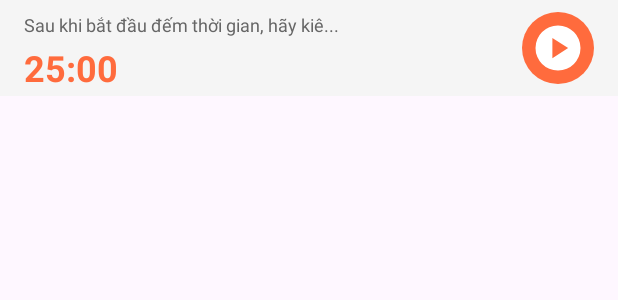
After one commit to HuyHN01/FocusPomodoroApp, an Android app: the layout notification_pomodoro_idle.xml on its own in the app's theme, with its tools: preview values and no code run, on a phone screen of 412 x 824 dp. The commit adds this screen. Shown: the top 300 px of the screen. Run offline under Robolectric (Android 15) with nearby library versions, the phone set to English and light mode, and no system bars.

Commit message:
Custome lại notification và thông báo đẩy

```diff
--- a/app/src/main/java/com/example/focusmate/data/repository/PomodoroRepository.kt
+++ b/app/src/main/java/com/example/focusmate/data/repository/PomodoroRepository.kt
@@ -90,7 +90,7 @@ object PomodoroRepository {
         _sessionTotal.postValue(sessionTotalTime)
         _timeLeft.postValue(currentTime)
         _state.postValue(TimerState.BREAK_READY)
-        // do NOT auto-start break — wait for user to press "Bắt đầu giải lao" (per requirement)
+        // do NOT auto-start break – wait for user to press "Bắt đầu giải lao" (per requirement)
 
         _soundEvent.value = SoundEvent.END_FOCUS
     }
--- /dev/null
+++ b/app/src/main/res/drawable/notification_button_circle_orange.xml
@@ -0,0 +1,8 @@
+<?xml version="1.0" encoding="utf-8"?>
+<shape xmlns:android="http://schemas.android.com/apk/res/android"
+    android:shape="oval">
+    <solid android:color="#FF6B3D" />
+    <size
+        android:width="48dp"
+        android:height="48dp" />
+</shape>
--- /dev/null
+++ b/app/src/main/res/layout/notification_pomodoro_idle.xml
@@ -0,0 +1,51 @@
+<?xml version="1.0" encoding="utf-8"?>
+<RelativeLayout xmlns:android="http://schemas.android.com/apk/res/android"
+    xmlns:app="http://schemas.android.com/apk/res-auto"
+    android:layout_width="match_parent"
+    android:layout_height="64dp"
+    android:background="#F5F5F5"
+    android:padding="8dp">
+
+    <TextView
+        android:id="@+id/tvNotificationTitle"
+        android:layout_width="wrap_content"
+        android:layout_height="wrap_content"
+        android:layout_alignParentStart="true"
+        android:layout_alignParentTop="true"
+        android:layout_marginStart="8dp"
+        android:layout_marginEnd="80dp"
+        android:layout_toStartOf="@+id/btnNotificationStart"
+        android:ellipsize="end"
+        android:maxLines="1"
+        android:text="Sau khi bắt đầu đếm thời gian, hãy kiê..."
+        android:textColor="#666666"
+        android:textSize="12sp" />
+
+    <TextView
+        android:id="@+id/tvNotificationTime"
+        android:layout_width="wrap_content"
+        android:layout_height="wrap_content"
+        android:layout_below="@id/tvNotificationTitle"
+        android:layout_alignParentStart="true"
+        android:layout_marginStart="8dp"
+        android:layout_marginTop="4dp"
+        android:text="25:00"
+        android:textColor="#FF6B3D"
+        android:textSize="24sp"
+        android:textStyle="bold" />
+
+    <ImageButton
+        android:id="@+id/btnNotificationStart"
+        android:layout_width="wrap_content"
+        android:layout_height="wrap_content"
+        android:layout_alignParentEnd="true"
+        android:layout_centerVertical="true"
+        android:layout_marginEnd="8dp"
+        android:background="@drawable/notification_button_circle_orange"
+        android:contentDescription="Start"
+        android:padding="6dp"
+        android:scaleType="fitCenter"
+        android:src="@drawable/play_circle_24px"
+        app:tint="@color/white"/>
+
+</RelativeLayout>
--- a/app/src/main/res/values/colors.xml
+++ b/app/src/main/res/values/colors.xml
@@ -9,4 +9,9 @@
     <color name="red_pomodoro">#C30707</color>
     <color name="black">#000000</color>
     <color name="red">#F44336</color>
+    <color name="pomodoro_orange">#FF6B3D</color>
+    <color name="break_blue">#2196F3</color>
+    <color name="notification_bg">#F5F5F5</color>
+    <color name="notification_text_gray">#666666</color>
+    <color name="notification_button_gray">#9E9E9E</color>
 </resources>
```
Also changed, not shown: app/src/main/java/com/example/focusmate/util/PomodoroService.kt (+142 -51 lines), app/src/main/res/drawable/ic_notification.xml (added, +11 -0 lines), app/src/main/res/drawable/notification_button_circle_blue.xml (added, +8 -0 lines), app/src/main/res/drawable/notification_button_circle_gray.xml (added, +8 -0 lines), app/src/main/res/layout/notification_pomodoro_break_ready.xml (added, +51 -0 lines), app/src/main/res/layout/notification_pomodoro_break_running.xml (added, +51 -0 lines), app/src/main/res/layout/notification_pomodoro_paused.xml (added, +65 -0 lines), app/src/main/res/layout/notification_pomodoro_running.xml (added, +51 -0 lines).
